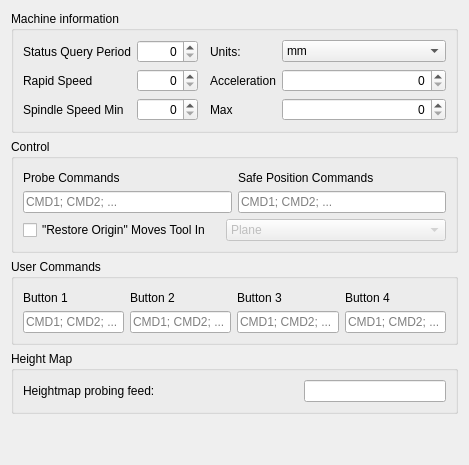
This is View/Settings/MachineForm.ui in octronic-uk/Candle as Qt 5 draws it before an edit. The edited form follows.
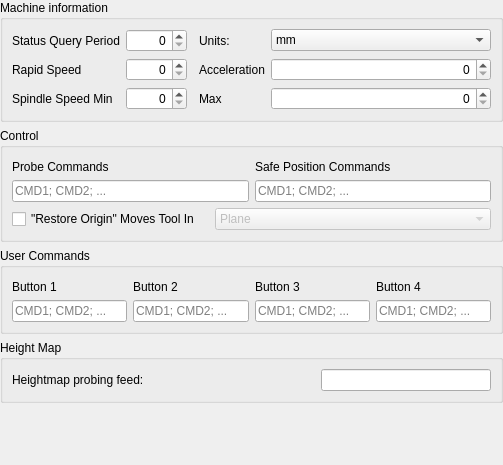
This is the edited form.

Commit message: Machine info in Settings Model

Patch:
```diff
--- a/View/Settings/MachineForm.ui
+++ b/View/Settings/MachineForm.ui
@@ -6,7 +6,7 @@
    <rect>
     <x>0</x>
     <y>0</y>
-    <width>469</width>
+    <width>503</width>
     <height>465</height>
    </rect>
   </property>
@@ -14,6 +14,18 @@
    <string>Form</string>
   </property>
   <layout class="QVBoxLayout" name="verticalLayout">
+   <property name="leftMargin">
+    <number>0</number>
+   </property>
+   <property name="topMargin">
+    <number>0</number>
+   </property>
+   <property name="rightMargin">
+    <number>0</number>
+   </property>
+   <property name="bottomMargin">
+    <number>0</number>
+   </property>
    <item>
     <widget class="QGroupBox" name="grpGRBL">
      <property name="title">
```
The commit also changes 19 other files.
